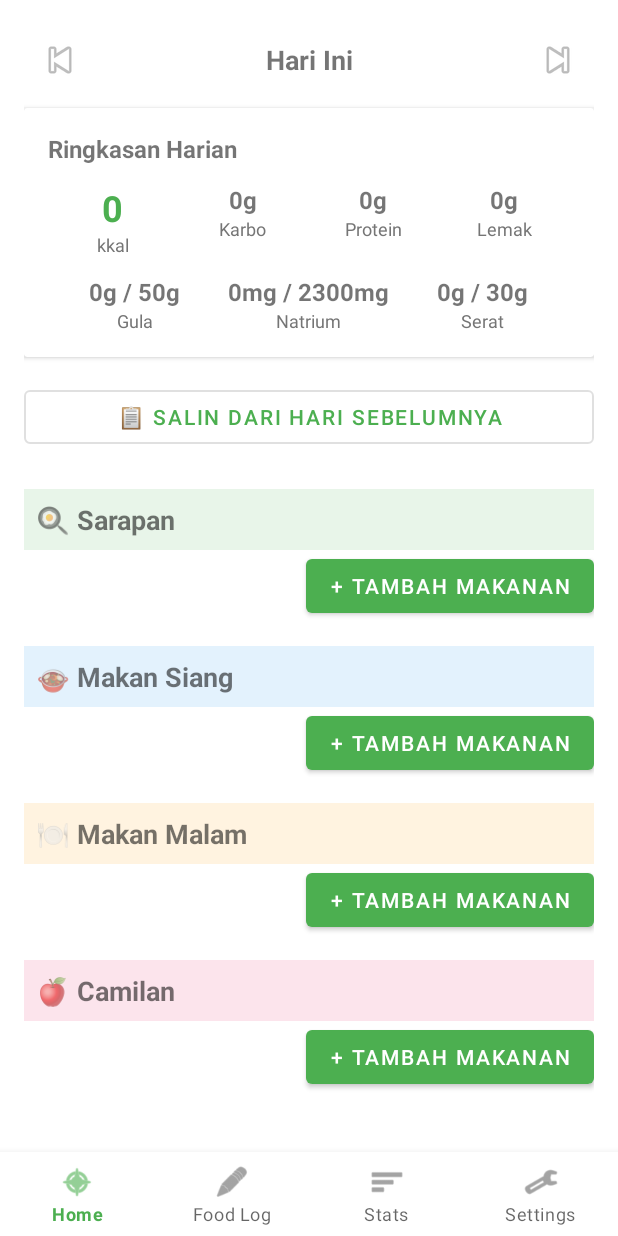
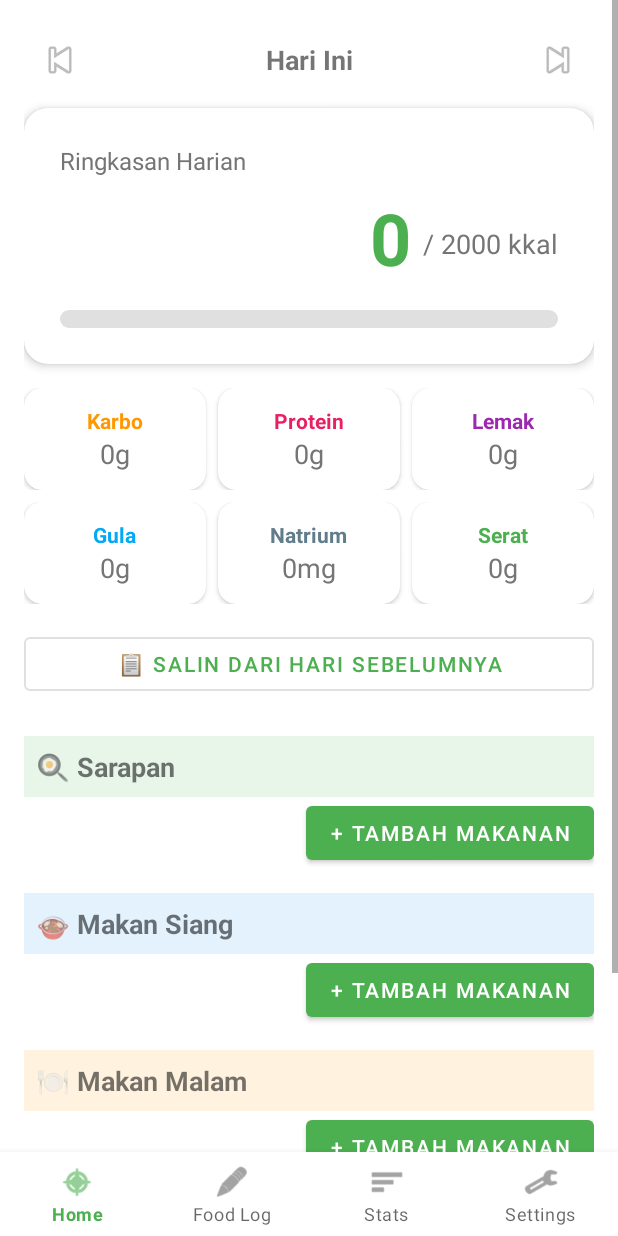
Before and after one commit to TrendoD/Nutri-Mate, an Android app: the FoodLogActivity screen opened directly, with no data from a screen before it, on a phone screen of 412 x 824 dp. Run offline under Robolectric (Android 15) with nearby library versions, the phone set to English and light mode, and no system bars; our stand-ins replace Room's generated code; 20 statements that could not run were skipped.

Commit message:
Update Foodlogactivity

```diff
--- a/app/src/main/java/com/example/nutrimate/FoodLogActivity.kt
+++ b/app/src/main/java/com/example/nutrimate/FoodLogActivity.kt
@@ -47,7 +47,9 @@ class FoodLogActivity : AppCompatActivity(), FoodLogItemListener {
     private lateinit var bottomNavigation: BottomNavigationView
 
     // Daily Summary TextViews
-    private lateinit var tvTotalCalories: TextView
+    private lateinit var tvCalorieProgress: TextView
+    private lateinit var tvCalorieTarget: TextView
+    private lateinit var pbCalories: android.widget.ProgressBar
     private lateinit var tvTotalCarbs: TextView
     private lateinit var tvTotalProtein: TextView
     private lateinit var tvTotalFat: TextView
@@ -94,7 +96,9 @@ class FoodLogActivity : AppCompatActivity(), FoodLogItemListener {
         bottomNavigation = findViewById(R.id.bottomNavigation)
 
         // Daily Summary
-        tvTotalCalories = findViewById(R.id.tvTotalCalories)
+        tvCalorieProgress = findViewById(R.id.tvCalorieProgress)
+        tvCalorieTarget = findViewById(R.id.tvCalorieTarget)
+        pbCalories = findViewById(R.id.pbCalories)
         tvTotalCarbs = findViewById(R.id.tvTotalCarbs)
         tvTotalProtein = findViewById(R.id.tvTotalProtein)
         tvTotalFat = findViewById(R.id.tvTotalFat)
@@ -360,7 +364,14 @@ class FoodLogActivity : AppCompatActivity(), FoodLogItemListener {
 
             runOnUiThread {
                 // Update daily summary
-                tvTotalCalories.text = totalCalories.toInt().toString()
+                tvCalorieProgress.text = totalCalories.toInt().toString()
+                tvCalorieTarget.text = "/ ${calorieLimit.toInt()} kkal"
+
+                pbCalories.max = calorieLimit.toInt()
+                android.animation.ObjectAnimator.ofInt(pbCalories, "progress", totalCalories.toInt())
+                    .setDuration(1000)
+                    .start()
+
                 tvTotalCarbs.text = "${totalCarbs.toInt()}g"
                 tvTotalProtein.text = "${totalProtein.toInt()}g"
                 tvTotalFat.text = "${totalFat.toInt()}g"
@@ -372,7 +383,7 @@ class FoodLogActivity : AppCompatActivity(), FoodLogItemListener {
 
                 // Apply dynamic health colors (Green -> Orange -> Red)
                 // Calories
-                tvTotalCalories.setTextColor(getHealthColor(totalCalories, calorieLimit))
+                tvCalorieProgress.setTextColor(getHealthColor(totalCalories, calorieLimit))
 
                 // Macros (Treating targets as limits for color coding purposes based on request)
                 tvTotalFat.setTextColor(getHealthColor(totalFat, fatLimit))
--- a/app/src/main/res/layout/activity_food_log.xml
+++ b/app/src/main/res/layout/activity_food_log.xml
@@ -56,215 +56,276 @@
 
             </LinearLayout>
 
-            <!-- Daily Summary Card -->
+            <!-- Calorie Card -->
             <androidx.cardview.widget.CardView
                 android:layout_width="match_parent"
                 android:layout_height="wrap_content"
-                android:layout_marginBottom="16dp"
-                android:elevation="4dp">
+                app:cardCornerRadius="16dp"
+                app:cardElevation="4dp"
+                app:cardBackgroundColor="@color/card_background"
+                android:layout_marginBottom="16dp">
 
                 <LinearLayout
                     android:layout_width="match_parent"
                     android:layout_height="wrap_content"
                     android:orientation="vertical"
-                    android:padding="16dp">
+                    android:padding="24dp">
 
                     <TextView
                         android:layout_width="wrap_content"
                         android:layout_height="wrap_content"
                         android:text="Ringkasan Harian"
                         android:textSize="16sp"
-                        android:textStyle="bold"
-                        android:layout_marginBottom="12dp"/>
+                        android:textColor="@color/text_secondary"/>
 
                     <LinearLayout
                         android:layout_width="match_parent"
                         android:layout_height="wrap_content"
-                        android:orientation="horizontal">
+                        android:orientation="horizontal"
+                        android:gravity="end|bottom"
+                        android:layout_marginTop="8dp">
 
+                        <TextView
+                            android:id="@+id/tvCalorieProgress"
+                            android:layout_width="wrap_content"
+                            android:layout_height="wrap_content"
+                            android:text="0"
+                            android:textSize="48sp"
+                            android:textStyle="bold"
+                            android:textColor="@color/green_primary"/>
+
+                        <TextView
+                            android:id="@+id/tvCalorieTarget"
+                            android:layout_width="wrap_content"
+                            android:layout_height="wrap_content"
+                            android:text="/ 2000 kkal"
+                            android:textSize="18sp"
+                            android:textColor="@color/text_secondary"
+                            android:layout_marginBottom="8dp"
+                            android:layout_marginStart="8dp"/>
+                    </LinearLayout>
+
+                    <ProgressBar
+                        android:id="@+id/pbCalories"
+                        style="?android:attr/progressBarStyleHorizontal"
+                        android:layout_width="match_parent"
+                        android:layout_height="12dp"
+                        android:layout_marginTop="16dp"
+                        android:progressDrawable="@drawable/custom_progress_bar"
+                        android:progress="0"
+                        android:max="100"/>
+                </LinearLayout>
+            </androidx.cardview.widget.CardView>
+
+            <!-- Macros Row -->
             <LinearLayout
+                android:layout_width="match_parent"
+                android:layout_height="wrap_content"
+                android:orientation="horizontal"
+                android:baselineAligned="false"
+                android:layout_marginBottom="8dp">
+
+                <!-- Carbs -->
+                <androidx.cardview.widget.CardView
                     android:layout_width="0dp"
                     android:layout_height="wrap_content"
                     android:layout_weight="1"
+                    android:layout_marginEnd="4dp"
+                    app:cardBackgroundColor="@color/card_background"
+                    app:cardCornerRadius="12dp"
+                    app:cardElevation="2dp">
+
+                    <LinearLayout
+                        android:layout_width="match_parent"
+                        android:layout_height="wrap_content"
                         android:orientation="vertical"
-                            android:gravity="center">
-
-                            <TextView
-                                android:id="@+id/tvTotalCalories"
-                                android:layout_width="wrap_content"
-                                android:layout_height="wrap_content"
-                                android:text="0"
-                                android:textSize="24sp"
-                                android:textStyle="bold"
-                                android:textColor="#4CAF50"/>
-
+                        android:gravity="center"
+                        android:padding="12dp">
                         <TextView
                             android:layout_width="wrap_content"
                             android:layout_height="wrap_content"
-                                android:text="kkal"
-                                android:textSize="12sp"
-                                android:textColor="#757575"/>
-
-                        </LinearLayout>
-
-                        <LinearLayout
-                            android:layout_width="0dp"
-                            android:layout_height="wrap_content"
-                            android:layout_weight="1"
-                            android:orientation="vertical"
-                            android:gravity="center">
-
+                            android:text="Karbo"
+                            android:textStyle="bold"
+                            android:textColor="#FF9800"/>
                         <TextView
                             android:id="@+id/tvTotalCarbs"
                             android:layout_width="wrap_content"
                             android:layout_height="wrap_content"
                             android:text="0g"
-                                android:textSize="16sp"
-                                android:textStyle="bold"/>
+                            android:textSize="18sp"
+                            android:textColor="@color/text_secondary"/>
+                    </LinearLayout>
+                </androidx.cardview.widget.CardView>
 
+                <!-- Protein -->
+                <androidx.cardview.widget.CardView
+                    android:layout_width="0dp"
+                    android:layout_height="wrap_content"
+                    android:layout_weight="1"
+                    android:layout_marginHorizontal="4dp"
+                    app:cardBackgroundColor="@color/card_background"
+                    app:cardCornerRadius="12dp"
+                    app:cardElevation="2dp">
+
+                    <LinearLayout
+                        android:layout_width="match_parent"
+                        android:layout_height="wrap_content"
+                        android:orientation="vertical"
+                        android:gravity="center"
+                        android:padding="12dp">
                         <TextView
                             android:layout_width="wrap_content"
                             android:layout_height="wrap_content"
-                                android:text="Karbo"
-                                android:textSize="12sp"
-                                android:textColor="#757575"/>
-
-                        </LinearLayout>
-
-                        <LinearLayout
-                            android:layout_width="0dp"
-                            android:layout_height="wrap_content"
-                            android:layout_weight="1"
-                            android:orientation="vertical"
-                            android:gravity="center">
-
+                            android:text="Protein"
+                            android:textStyle="bold"
+                            android:textColor="#E91E63"/>
                         <TextView
                             android:id="@+id/tvTotalProtein"
                             android:layout_width="wrap_content"
                             android:layout_height="wrap_content"
                             android:text="0g"
-                                android:textSize="16sp"
-                                android:textStyle="bold"/>
+                            android:textSize="18sp"
+                            android:textColor="@color/text_secondary"/>
+                    </LinearLayout>
+                </androidx.cardview.widget.CardView>
 
+                <!-- Fat -->
+                <androidx.cardview.widget.CardView
+                    android:layout_width="0dp"
+                    android:layout_height="wrap_content"
+                    android:layout_weight="1"
+                    android:layout_marginStart="4dp"
+                    app:cardBackgroundColor="@color/card_background"
+                    app:cardCornerRadius="12dp"
+                    app:cardElevation="2dp">
+
+                    <LinearLayout
+                        android:layout_width="match_parent"
+                        android:layout_height="wrap_content"
+                        android:orientation="vertical"
+                        android:gravity="center"
+                        android:padding="12dp">
                         <TextView
                             android:layout_width="wrap_content"
                             android:layout_height="wrap_content"
-                                android:text="Protein"
-                                android:textSize="12sp"
-                                android:textColor="#757575"/>
-
-                        </LinearLayout>
-
-                        <LinearLayout
-                            android:layout_width="0dp"
-                            android:layout_height="wrap_content"
-                            android:layout_weight="1"
-                            android:orientation="vertical"
-                            android:gravity="center">
-
+                            android:text="Lemak"
+                            android:textStyle="bold"
+                            android:textColor="#9C27B0"/>
                         <TextView
                             android:id="@+id/tvTotalFat"
                             android:layout_width="wrap_content"
                             android:layout_height="wrap_content"
                             android:text="0g"
-                                android:textSize="16sp"
-                                android:textStyle="bold"/>
-
-                            <TextView
-                                android:layout_width="wrap_content"
-                                android:layout_height="wrap_content"
-                                android:text="Lemak"
-                                android:textSize="12sp"
-                                android:textColor="#757575"/>
-
+                            android:textSize="18sp"
+                            android:textColor="@color/text_secondary"/>
+                    </LinearLayout>
+                </androidx.cardview.widget.CardView>
             </LinearLayout>
 
-                    </LinearLayout>
-
-                    <!-- Row 2: Sugar, Sodium, Fiber -->
+            <!-- Micros Row -->
             <LinearLayout
                 android:layout_width="match_parent"
                 android:layout_height="wrap_content"
                 android:orientation="horizontal"
-                        android:layout_marginTop="12dp">
+                android:baselineAligned="false"
+                android:layout_marginBottom="16dp">
 
-                        <LinearLayout
+                <!-- Sugar -->
+                <androidx.cardview.widget.CardView
                     android:layout_width="0dp"
                     android:layout_height="wrap_content"
                     android:layout_weight="1"
+                    android:layout_marginEnd="4dp"
+                    app:cardBackgroundColor="@color/card_background"
+                    app:cardCornerRadius="12dp"
+                    app:cardElevation="2dp">
+
+                    <LinearLayout
+                        android:layout_width="match_parent"
+                        android:layout_height="wrap_content"
                         android:orientation="vertical"
-                            android:gravity="center">
-
+                        android:gravity="center"
+                        android:padding="12dp">
+                        <TextView
+                            android:layout_width="wrap_content"
+                            android:layout_height="wrap_content"
+                            android:text="Gula"
+                            android:textStyle="bold"
+                            android:textColor="#03A9F4"/>
                         <TextView
                             android:id="@+id/tvTotalSugar"
                             android:layout_width="wrap_content"
                             android:layout_height="wrap_content"
-                                android:text="0g / 50g"
-                                android:textSize="16sp"
-                                android:textStyle="bold"/>
+                            android:text="0g"
+                            android:textSize="18sp"
+                            android:textColor="@color/text_secondary"/>
+                    </LinearLayout>
+                </androidx.cardview.widget.CardView>
 
+                <!-- Sodium -->
+                <androidx.cardview.widget.CardView
+                    android:layout_width="0dp"
+                    android:layout_height="wrap_content"
+                    android:layout_weight="1"
+                    android:layout_marginHorizontal="4dp"
+                    app:cardBackgroundColor="@color/card_background"
+                    app:cardCornerRadius="12dp"
+                    app:cardElevation="2dp">
+
+                    <LinearLayout
+                        android:layout_width="match_parent"
+                        android:layout_height="wrap_content"
+                        android:orientation="vertical"
+                        android:gravity="center"
+                        android:padding="12dp">
                         <TextView
                             android:layout_width="wrap_content"
                             android:layout_height="wrap_content"
-                                android:text="Gula"
-                                android:textSize="12sp"
-                                android:textColor="#757575"/>
-
-                        </LinearLayout>
-
-                        <LinearLayout
-                            android:layout_width="0dp"
-                            android:layout_height="wrap_content"
-                            android:layout_weight="1"
-                            android:orientation="vertical"
-                            android:gravity="center">
-
+                            android:text="Natrium"
+                            android:textStyle="bold"
+                            android:textColor="#607D8B"/>
                         <TextView
                             android:id="@+id/tvTotalSodium"
                             android:layout_width="wrap_content"
                             android:layout_height="wrap_content"
-                                android:text="0mg / 2300mg"
-                                android:textSize="16sp"
-                                android:textStyle="bold"/>
+                            android:text="0mg"
+                            android:textSize="18sp"
+                            android:textColor="@color/text_secondary"/>
+                    </LinearLayout>
+                </androidx.cardview.widget.CardView>
 
+                <!-- Fiber -->
+                <androidx.cardview.widget.CardView
+                    android:layout_width="0dp"
+                    android:layout_height="wrap_content"
+                    android:layout_weight="1"
+                    android:layout_marginStart="4dp"
+                    app:cardBackgroundColor="@color/card_background"
+                    app:cardCornerRadius="12dp"
+                    app:cardElevation="2dp">
+
+                    <LinearLayout
+                        android:layout_width="match_parent"
+                        android:layout_height="wrap_content"
+                        android:orientation="vertical"
+                        android:gravity="center"
+                        android:padding="12dp">
                         <TextView
                             android:layout_width="wrap_content"
                             android:layout_height="wrap_content"
-                                android:text="Natrium"
-                                android:textSize="12sp"
-                                android:textColor="#757575"/>
-
-                        </LinearLayout>
-
-                        <LinearLayout
-                            android:layout_width="0dp"
-                            android:layout_height="wrap_content"
-                            android:layout_weight="1"
-                            android:orientation="vertical"
-                            android:gravity="center">
-
+                            android:text="Serat"
+                            android:textStyle="bold"
+                            android:textColor="#4CAF50"/>
                         <TextView
                             android:id="@+id/tvTotalFiber"
                             android:layout_width="wrap_content"
                             android:layout_height="wrap_content"
-                                android:text="0g / 30g"
-                                android:textSize="16sp"
-                                android:textStyle="bold"/>
-
-                            <TextView
-                                android:layout_width="wrap_content"
-                                android:layout_height="wrap_content"
-                                android:text="Serat"
-                                android:textSize="12sp"
-                                android:textColor="#757575"/>
-
+                            android:text="0g"
+                            android:textSize="18sp"
+                            android:textColor="@color/text_secondary"/>
                     </LinearLayout>
-
+                </androidx.cardview.widget.CardView>
             </LinearLayout>
-
-                </LinearLayout>
-
-            </androidx.cardview.widget.CardView>
 
             <!-- Copy Previous Day Button -->
             <Button
```
Lines whose indentation alone changed are shown as unchanged.
